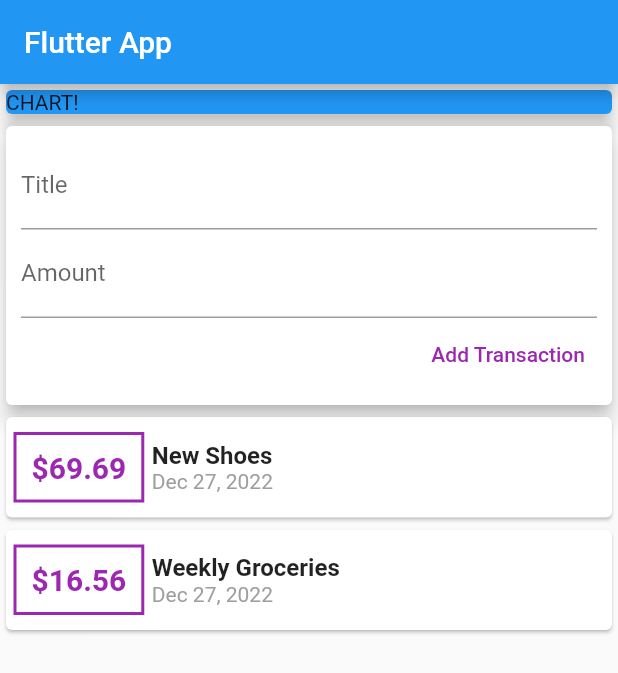
After one commit to ngothiep2412/second-app-flutter, a Flutter app: the screen it shows after launch, on a phone screen of 412 x 824 dp. The commit adds this screen. Shown: the top 673 px of the screen. Run offline on Flutter 3.47's test engine with Material 2 defaults, Android fonts, the phone set to English and light mode, and no system bars.

Commit message:
update ListViews

```diff
--- /dev/null
+++ b/lib/widgets/new_transaction.dart
@@ -0,0 +1,44 @@
+import 'package:flutter/material.dart';
+
+class NewTransaction extends StatelessWidget {
+  final titleController = TextEditingController();
+  final amountController = TextEditingController();
+  final Function addHandler;
+  NewTransaction(this.addHandler, {super.key});
+  @override
+  Widget build(BuildContext context) {
+    return Card(
+      elevation: 5,
+      child: Container(
+        padding: const EdgeInsets.all(10),
+        child: Column(
+          crossAxisAlignment: CrossAxisAlignment.end,
+          children: <Widget>[
+            TextField(
+              decoration: const InputDecoration(labelText: 'Title'),
+              // onChanged: (val) {
+              //   titleInput = val;
+              // },
+              controller: titleController,
+            ),
+            TextField(
+              decoration: const InputDecoration(labelText: 'Amount'),
+              // onChanged: (val) {
+              //   amountInput = val;
+              // },
+              controller: amountController,
+            ),
+            TextButton(
+              style: TextButton.styleFrom(foregroundColor: Colors.purple),
+              onPressed: () {
+                addHandler(
+                    titleController.text, double.parse(amountController.text));
+              },
+              child: const Text('Add Transaction'),
+            )
+          ],
+        ),
+      ),
+    );
+  }
+}
--- /dev/null
+++ b/lib/widgets/transaction_list.dart
@@ -0,0 +1,57 @@
+import 'package:flutter/material.dart';
+import '../models/transaction.dart';
+import 'package:intl/intl.dart';
+
+class TransactionList extends StatelessWidget {
+  final List<Transaction> transactions;
+  const TransactionList(this.transactions, {super.key});
+
+  @override
+  Widget build(BuildContext context) {
+    return Container(
+      height: 300,
+      child: ListView.builder(
+        itemBuilder: (ctx, index) {
+          return Card(
+            child: Row(
+              children: <Widget>[
+                Container(
+                  margin:
+                      const EdgeInsets.symmetric(vertical: 10, horizontal: 5),
+                  decoration: BoxDecoration(
+                      border: Border.all(
+                    color: Colors.purple,
+                    width: 2,
+                  )),
+                  padding: const EdgeInsets.all(10),
+                  child: Text(
+                    '\$${transactions[index].amount}',
+                    style: const TextStyle(
+                        fontWeight: FontWeight.bold,
+                        fontSize: 20,
+                        color: Colors.purple),
+                  ),
+                ),
+                Column(
+                  crossAxisAlignment: CrossAxisAlignment.start,
+                  children: <Widget>[
+                    Text(
+                      transactions[index].title,
+                      style: const TextStyle(
+                          fontSize: 16, fontWeight: FontWeight.bold),
+                    ),
+                    Text(
+                        DateFormat.yMMMd("en_US")
+                            .format(transactions[index].date),
+                        style: const TextStyle(color: Colors.grey))
+                  ],
+                )
+              ],
+            ),
+          );
+        },
+        itemCount: transactions.length,
+      ),
+    );
+  }
+}
--- /dev/null
+++ b/lib/widgets/user_transactions.dart
@@ -0,0 +1,49 @@
+import 'package:flutter/material.dart';
+import './new_transaction.dart';
+import './transaction_list.dart';
+import '../models/transaction.dart';
+
+class UserTransactions extends StatefulWidget {
+  const UserTransactions({super.key});
+  @override
+  State<UserTransactions> createState() => _UserTransactionsState();
+}
+
+class _UserTransactionsState extends State<UserTransactions> {
+  final List<Transaction> _userTransaction = [
+    Transaction(
+      id: 't1',
+      title: 'New Shoes',
+      amount: 69.69,
+      date: DateTime.now(),
+    ),
+    Transaction(
+      id: 't2',
+      title: 'Weekly Groceries',
+      amount: 16.56,
+      date: DateTime.now(),
+    )
+  ];
+
+  void _addNewTransaction(String txTitle, double txAmount) {
+    final newTx = Transaction(
+        title: txTitle,
+        amount: txAmount,
+        date: DateTime.now(),
+        id: DateTime.now().toString());
+
+    setState(() {
+      _userTransaction.add(newTx);
+    });
+  }
+
+  @override
+  Widget build(BuildContext context) {
+    return Column(
+      children: <Widget>[
+        NewTransaction(_addNewTransaction),
+        TransactionList(_userTransaction),
+      ],
+    );
+  }
+}
```
Also changed, not shown: lib/main.dart (+9 -80 lines), lib/models/transaction.dart (renamed from lib/transaction.dart).
